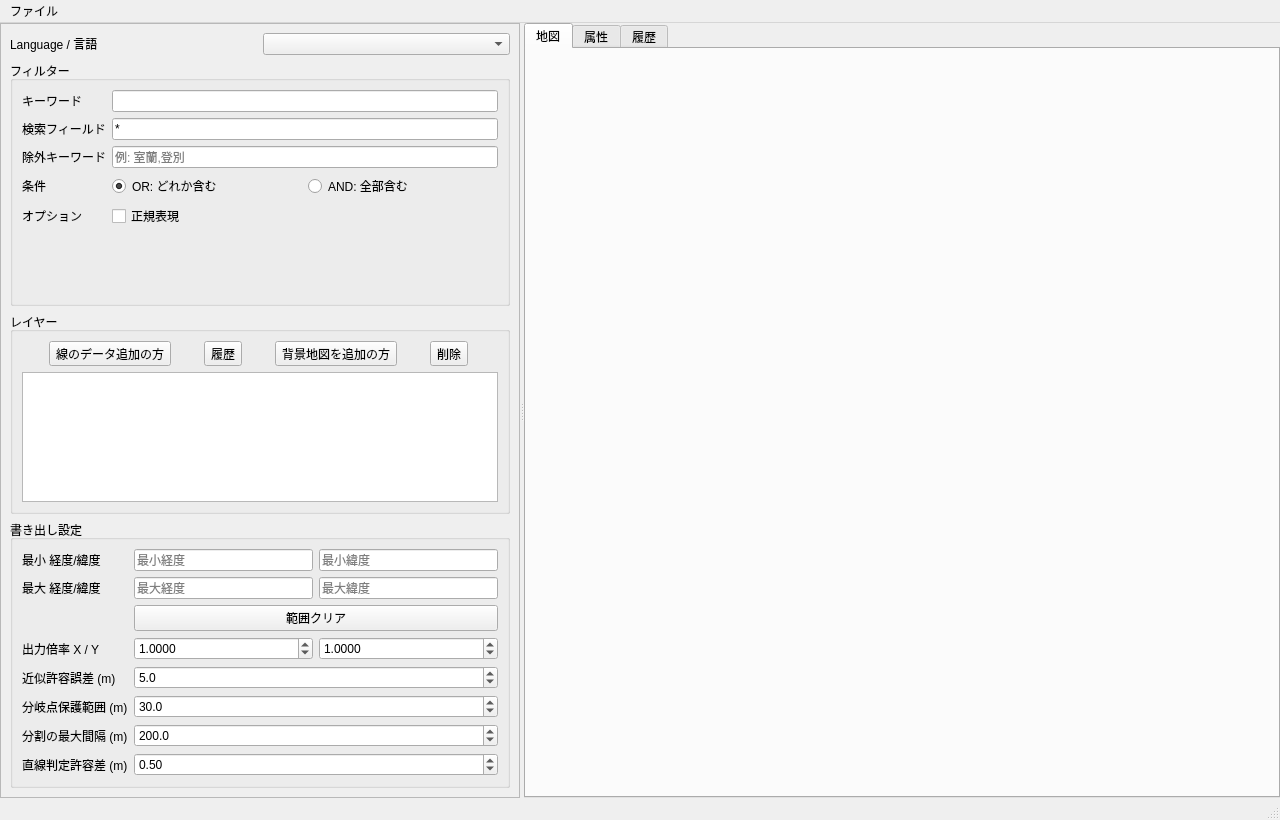
Above: ui/main_window.ui from Ikumyon/NRClipBuilder before the change. Below: the same form after it.
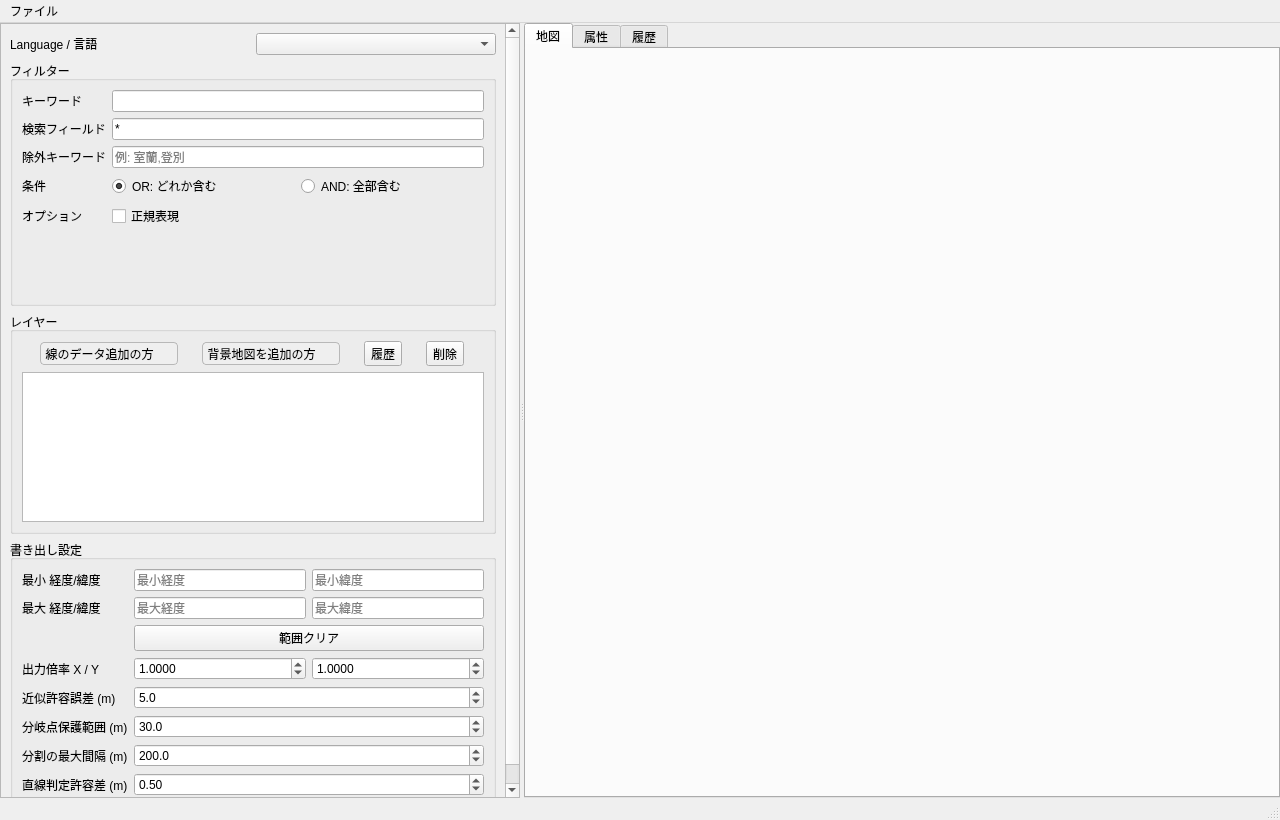
That is the form after the change.

```diff
--- a/ui/main_window.ui
+++ b/ui/main_window.ui
@@ -336,10 +336,103 @@
             <item>
              <layout class="QHBoxLayout" name="layer_btn_layout">
               <item>
-               <widget class="QToolButton" name="add_line_btn">
-                <property name="text">
-                 <string>線のデータ追加の方</string>
+               <widget class="QFrame" name="add_line_btn">
+                <property name="sizePolicy">
+                 <sizepolicy hsizetype="Fixed" vsizetype="Fixed">
+                  <horstretch>0</horstretch>
+                  <verstretch>0</verstretch>
+                 </sizepolicy>
                 </property>
+                <property name="styleSheet">
+                 <string notr="true">QFrame#add_line_btn { border: 1px solid palette(mid); border-radius: 4px; background-color: palette(button); } QFrame#add_line_btn QToolButton { background: transparent; border: none; border-radius: 4px; } QFrame#add_line_btn #left_add_line_btn { border-top-right-radius: 0px; border-bottom-right-radius: 0px; } QFrame#add_line_btn #registered_line_btn { border-top-left-radius: 0px; border-bottom-left-radius: 0px; } QFrame#add_line_btn QToolButton:hover { background-color: palette(midlight); }</string>
+                </property>
+                <property name="frameShape">
+                 <enum>QFrame::Shape::StyledPanel</enum>
+                </property>
+                <property name="frameShadow">
+                 <enum>QFrame::Shadow::Raised</enum>
+                </property>
+                <layout class="QHBoxLayout" name="horizontalLayout_2">
+                 <property name="spacing">
+                  <number>0</number>
+                 </property>
+                 <property name="leftMargin">
+                  <number>0</number>
+                 </property>
+                 <property name="topMargin">
+                  <number>0</number>
+                 </property>
+                 <property name="rightMargin">
+                  <number>0</number>
+                 </property>
+                 <property name="bottomMargin">
+                  <number>0</number>
+                 </property>
+                 <item>
+                  <widget class="QToolButton" name="left_add_line_btn">
+                   <property name="text">
+                    <string>線のデータ追加の方</string>
+                   </property>
+                  </widget>
+                 </item>
+                 <item>
+                  <widget class="QToolButton" name="registered_line_btn">
+                   <property name="text">
+                    <string/>
+                   </property>
+                  </widget>
+                 </item>
+                </layout>
+               </widget>
+              </item>
+              <item>
+               <widget class="QFrame" name="add_map_btn">
+                <property name="sizePolicy">
+                 <sizepolicy hsizetype="Fixed" vsizetype="Fixed">
+                  <horstretch>0</horstretch>
+                  <verstretch>0</verstretch>
+                 </sizepolicy>
+                </property>
+                <property name="styleSheet">
+                 <string notr="true">QFrame#add_map_btn { border: 1px solid palette(mid); border-radius: 4px; background-color: palette(button); } QFrame#add_map_btn QToolButton { background: transparent; border: none; border-radius: 4px; } QFrame#add_map_btn #left_add_map_btn { border-top-right-radius: 0px; border-bottom-right-radius: 0px; } QFrame#add_map_btn #registered_map_btn { border-top-left-radius: 0px; border-bottom-left-radius: 0px; } QFrame#add_map_btn QToolButton:hover { background-color: palette(midlight); }</string>
+                </property>
+                <property name="frameShape">
+                 <enum>QFrame::Shape::StyledPanel</enum>
+                </property>
+                <property name="frameShadow">
+                 <enum>QFrame::Shadow::Raised</enum>
+                </property>
+                <layout class="QHBoxLayout" name="horizontalLayout_3">
+                 <property name="spacing">
+                  <number>0</number>
+                 </property>
+                 <property name="leftMargin">
+                  <number>0</number>
+                 </property>
+                 <property name="topMargin">
+                  <number>0</number>
+                 </property>
+                 <property name="rightMargin">
+                  <number>0</number>
+                 </property>
+                 <property name="bottomMargin">
+                  <number>0</number>
+                 </property>
+                 <item>
+                  <widget class="QToolButton" name="left_add_map_btn">
+                   <property name="text">
+                    <string>背景地図を追加の方</string>
+                   </property>
+                  </widget>
+                 </item>
+                 <item>
+                  <widget class="QToolButton" name="registered_map_btn">
+                   <property name="text">
+                    <string/>
+                   </property>
+                  </widget>
+                 </item>
+                </layout>
                </widget>
               </item>
               <item>
@@ -349,13 +442,6 @@
                 </property>
                </widget>
               </item>
-              <item>
-               <widget class="QToolButton" name="add_map_btn">
-                <property name="text">
-                 <string>背景地図を追加の方</string>
-                </property>
-               </widget>
-              </item>
               <item>
                <widget class="QToolButton" name="remove_layer_btn">
                 <property name="text">
@@ -366,15 +452,25 @@
              </layout>
             </item>
             <item>
-             <widget class="QTreeWidget" name="layer_tree">
-              <attribute name="headerVisible">
-               <bool>false</bool>
-              </attribute>
-              <column>
-               <property name="text">
-                <string notr="true">1</string>
-               </property>
-              </column>
+             <widget class="QListWidget" name="layer_list">
+              <property name="minimumSize">
+               <size>
+                <width>0</width>
+                <height>150</height>
+               </size>
+              </property>
+              <property name="dragEnabled">
+               <bool>true</bool>
+              </property>
+              <property name="acceptDrops">
+               <bool>true</bool>
+              </property>
+              <property name="dragDropMode">
+               <enum>QAbstractItemView::DragDropMode::InternalMove</enum>
+              </property>
+              <property name="defaultDropAction">
+               <enum>Qt::DropAction::MoveAction</enum>
+              </property>
              </widget>
             </item>
            </layout>
```
